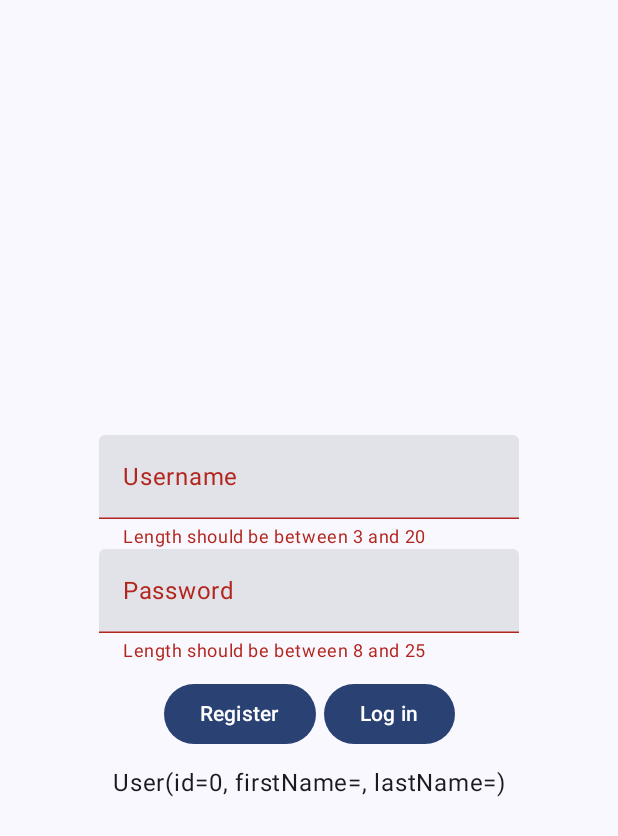
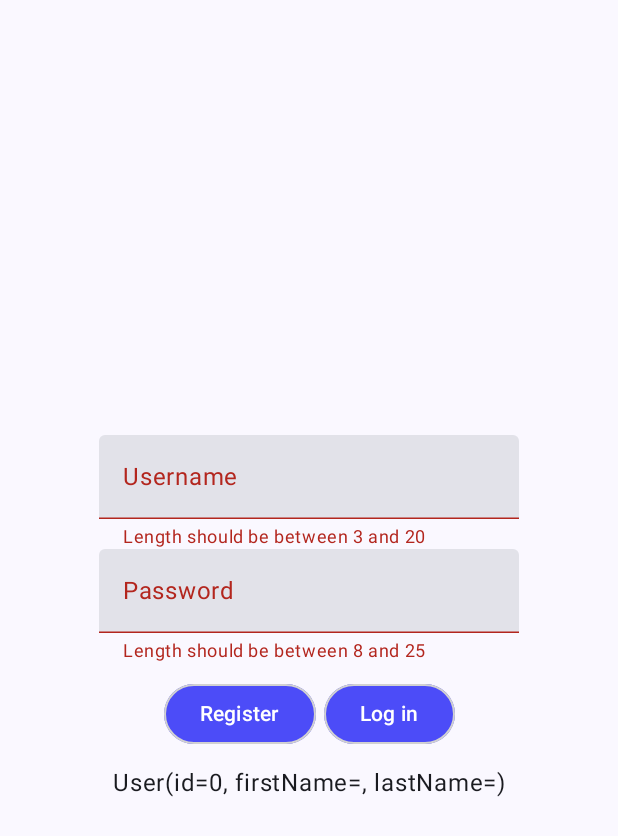
Before and after one commit to lexusshatov/Wallet, an Android app built with Jetpack Compose: the screen it shows after launch (MainActivity), after a tap on "Log in", on a phone screen of 412 x 824 dp. Shown: the top 836 px of the screen. Run offline under Robolectric (Android 15) with nearby library versions, the phone set to English and light mode, and no system bars.

Commit message:
WalletButton.kt

```diff
--- a/app/build.gradle
+++ b/app/build.gradle
@@ -70,4 +70,6 @@ dependencies {
 
     implementation "io.insert-koin:koin-android:$koin_version"
     implementation "io.insert-koin:koin-androidx-compose:$koin_version"
+
+    implementation "com.airbnb.android:lottie-compose:6.0.0"
 }
--- a/app/src/main/java/com/mouse/wallet/ui/auth/AuthScreen.kt
+++ b/app/src/main/java/com/mouse/wallet/ui/auth/AuthScreen.kt
@@ -14,6 +14,7 @@ import com.mouse.core.collectState
 import com.mouse.core.interaction.LoginInteraction
 import com.mouse.core.validate.login.LoginValidate
 import com.mouse.wallet.R
+import com.mouse.wallet.ui.component.WalletButton
 import com.mouse.wallet.viewmodel.AuthViewModel
 import kotlinx.coroutines.flow.Flow
 import org.koin.androidx.compose.koinViewModel
@@ -25,7 +26,7 @@ fun AuthScreen(
 ) {
     val loginResult: Flow<State<User>> by authViewModel.login
 
-    var isLoading: Boolean by remember { mutableStateOf(false) }
+    var isLoadingLogin: Boolean by remember { mutableStateOf(false) }
     var login: String by rememberSaveable { mutableStateOf("") }
     var password: String by rememberSaveable { mutableStateOf("") }
     var loginError: String by remember { mutableStateOf("") }
@@ -35,7 +36,7 @@ fun AuthScreen(
 
     LaunchedEffect(key1 = "collect") {
         loginResult.collectState(
-            onLoadingChange = { isLoading = it },
+            onLoadingChange = { isLoadingLogin = it },
             onError = { key, error ->
                 when (key) {
                     LoginValidate.LOGIN_KEY -> loginError = error
@@ -77,27 +78,25 @@ fun AuthScreen(
             modifier = Modifier.padding(10.dp),
             horizontalArrangement = Arrangement.spacedBy(5.dp)
         ) {
-            Button(
-                onClick = { /*TODO*/ }
+            WalletButton(
+                onClick = { /*TODO*/ },
             ) {
                 Text(text = stringResource(R.string.register))
             }
-            Button(
+            WalletButton(
                 onClick = {
                     val loginParams = LoginInteraction.Params(
                         login = login,
                         password = password
                     )
                     authViewModel.login(loginParams)
-                }
+                },
+                loading = isLoadingLogin
             ) {
                 Text(text = stringResource(R.string.log_in))
             }
         }
 
-        if (isLoading) {
-            CircularProgressIndicator()
-        }
         Text(text = user.toString())
     }
 }
--- /dev/null
+++ b/app/src/main/java/com/mouse/wallet/ui/component/WalletButton.kt
@@ -0,0 +1,84 @@
+package com.mouse.wallet.ui.component
+
+import androidx.compose.animation.animateColorAsState
+import androidx.compose.animation.core.LinearEasing
+import androidx.compose.animation.core.tween
+import androidx.compose.foundation.BorderStroke
+import androidx.compose.foundation.interaction.MutableInteractionSource
+import androidx.compose.foundation.layout.PaddingValues
+import androidx.compose.foundation.layout.RowScope
+import androidx.compose.foundation.layout.requiredSize
+import androidx.compose.material3.Button
+import androidx.compose.material3.ButtonDefaults
+import androidx.compose.material3.ButtonElevation
+import androidx.compose.runtime.*
+import androidx.compose.ui.Modifier
+import androidx.compose.ui.graphics.Color
+import androidx.compose.ui.graphics.Shape
+import androidx.compose.ui.layout.onPlaced
+import androidx.compose.ui.unit.IntSize
+import androidx.compose.ui.unit.dp
+import com.airbnb.lottie.compose.LottieAnimation
+import com.airbnb.lottie.compose.LottieCompositionSpec
+import com.airbnb.lottie.compose.LottieConstants
+import com.airbnb.lottie.compose.rememberLottieComposition
+import com.mouse.wallet.ui.theme.BlueSmooth
+import com.mouse.wallet.ui.theme.LightGraySmooth
+import com.mouse.wallet.util.toDpSize
+
+private const val LOADING_ASSET = "loading_anim.json"
+
+@Composable
+fun WalletButton(
+    onClick: () -> Unit,
+    modifier: Modifier = Modifier,
+    enabled: Boolean = true,
+    loading: Boolean = false,
+    shape: Shape = ButtonDefaults.shape,
+    color: Color = BlueSmooth,
+    elevation: ButtonElevation? = ButtonDefaults.buttonElevation(),
+    border: BorderStroke? = BorderStroke(1.dp, LightGraySmooth),
+    contentPadding: PaddingValues = ButtonDefaults.ContentPadding,
+    interactionSource: MutableInteractionSource = remember { MutableInteractionSource() },
+    content: @Composable RowScope.() -> Unit,
+) {
+    val isButtonEnabled = enabled && !loading
+    val animatedButtonColor = animateColorAsState(
+        targetValue = if (isButtonEnabled) color else LightGraySmooth,
+        animationSpec = tween(300, 0, LinearEasing)
+    )
+    var sizeInstantiated by remember { mutableStateOf(false) }
+    var size by remember { mutableStateOf(IntSize.Zero) }
+    val composition by rememberLottieComposition(
+        spec = LottieCompositionSpec.Asset(LOADING_ASSET)
+    )
+
+    Button(
+        onClick = onClick,
+        modifier = modifier.onPlaced { coordinates ->
+            if (!sizeInstantiated) {
+                size = coordinates.size
+                sizeInstantiated = true
+            }
+        },
+        enabled = isButtonEnabled,
+        shape = shape,
+        colors = ButtonDefaults.buttonColors(
+            containerColor = animatedButtonColor.value,
+            disabledContainerColor = animatedButtonColor.value
+        ),
+        elevation = elevation,
+        border = border,
+        contentPadding = if (loading) PaddingValues(all = 0.dp) else contentPadding,
+        interactionSource = interactionSource,
+    ) {
+        if (loading) {
+            LottieAnimation(
+                composition = composition,
+                iterations = LottieConstants.IterateForever,
+                modifier = modifier
+                    .requiredSize(size.toDpSize()),
+            )
+        } else content()
+    }
+}
--- a/app/src/main/java/com/mouse/wallet/ui/theme/Color.kt
+++ b/app/src/main/java/com/mouse/wallet/ui/theme/Color.kt
@@ -9,3 +9,6 @@ val Pink80 = Color(0xFFEFB8C8)
 val Purple40 = Color(0xFF6650a4)
 val PurpleGrey40 = Color(0xFF625b71)
 val Pink40 = Color(0xFF7D5260)
+
+val BlueSmooth = Color(0xFF4C4CF8)
+val LightGraySmooth = Color(0xFFD1D1D1)
--- /dev/null
+++ b/app/src/main/java/com/mouse/wallet/util/Density.kt
@@ -0,0 +1,13 @@
+package com.mouse.wallet.util
+
+import androidx.compose.runtime.Composable
+import androidx.compose.ui.platform.LocalDensity
+import androidx.compose.ui.unit.DpSize
+import androidx.compose.ui.unit.IntSize
+
+@Composable
+fun IntSize.toDpSize(): DpSize = with(LocalDensity.current) {
+    val width = this@toDpSize.width.toDp()
+    val height = this@toDpSize.height.toDp()
+    DpSize(width, height)
+}
```
Also changed, not shown: app/src/main/assets/loading_anim.json (added, +1 -0 lines).
